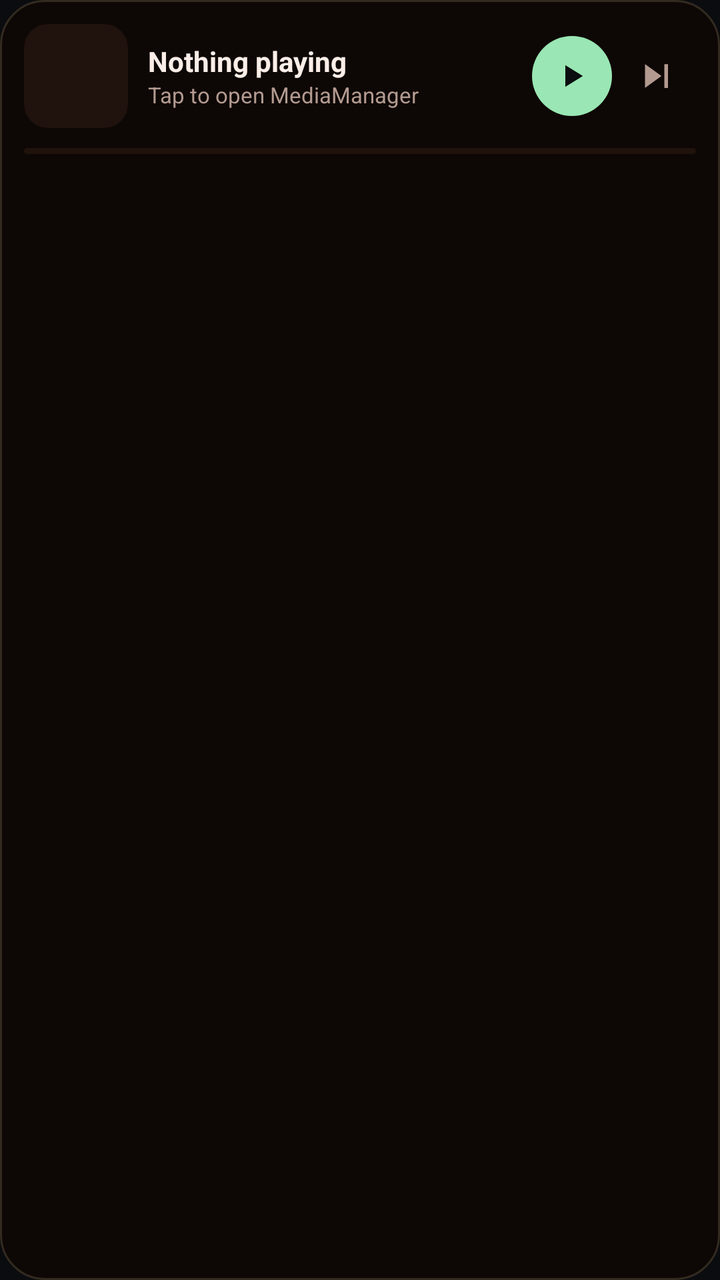
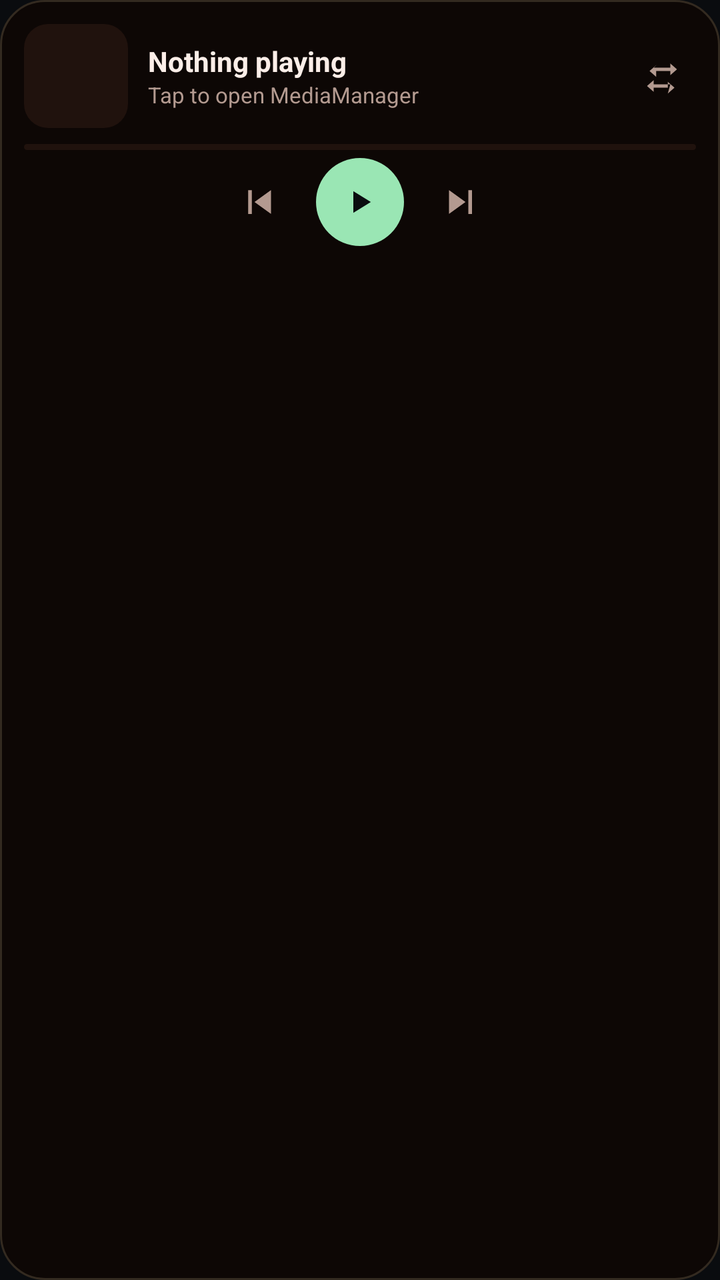

Screens rendered from an Android XML layout before and after an edit, with the pre-edit source and the edit as a unified diff.
<!-- AndroidManifest.xml: application theme Theme.MediaManager -->
<!-- res/layout/widget_now_playing.xml -->
<?xml version="1.0" encoding="utf-8"?>
<LinearLayout xmlns:android="http://schemas.android.com/apk/res/android"
    android:layout_width="match_parent"
    android:layout_height="match_parent"
    android:orientation="vertical"
    android:background="@drawable/widget_bg"
    android:padding="12dp">

    <LinearLayout
        android:layout_width="match_parent"
        android:layout_height="wrap_content"
        android:orientation="horizontal"
        android:gravity="center_vertical">

        <ImageView
            android:id="@+id/widget_cover"
            android:layout_width="52dp"
            android:layout_height="52dp"
            android:scaleType="centerCrop"
            android:background="@drawable/widget_cover_bg"
            android:contentDescription="@string/widget_cover" />

        <LinearLayout
            android:layout_width="0dp"
            android:layout_height="wrap_content"
            android:layout_weight="1"
            android:orientation="vertical"
            android:paddingStart="10dp"
            android:paddingEnd="8dp">

            <TextView
                android:id="@+id/widget_title"
                android:layout_width="match_parent"
                android:layout_height="wrap_content"
                android:maxLines="1"
                android:ellipsize="end"
                android:textColor="#FBEEE8"
                android:textSize="14sp"
                android:textStyle="bold"
                android:text="@string/widget_idle" />

            <TextView
                android:id="@+id/widget_subtitle"
                android:layout_width="match_parent"
                android:layout_height="wrap_content"
                android:maxLines="1"
                android:ellipsize="end"
                android:textColor="#B39A90"
                android:textSize="11sp"
                android:text="@string/widget_idle_hint" />
        </LinearLayout>

        <ImageButton
            android:id="@+id/widget_play"
            android:layout_width="40dp"
            android:layout_height="40dp"
            android:background="@drawable/widget_button_bg"
            android:src="@drawable/ic_widget_play"
            android:contentDescription="@string/widget_play" />

        <ImageButton
            android:id="@+id/widget_next"
            android:layout_width="40dp"
            android:layout_height="40dp"
            android:layout_marginStart="2dp"
            android:background="?android:attr/selectableItemBackgroundBorderless"
            android:src="@drawable/ic_widget_next"
            android:contentDescription="@string/widget_next" />
    </LinearLayout>

    <ProgressBar
        android:id="@+id/widget_progress"
        style="?android:attr/progressBarStyleHorizontal"
        android:layout_width="match_parent"
        android:layout_height="3dp"
        android:layout_marginTop="10dp"
        android:max="1000"
        android:progress="0"
        android:progressDrawable="@drawable/widget_progress" />
</LinearLayout>
<!-- resources referenced by this layout -->
<resources>
  <!-- drawable ic_widget_next (drawable) -->
  <vector xmlns:android="http://schemas.android.com/apk/res/android"
      android:width="22dp" android:height="22dp"
      android:viewportWidth="24" android:viewportHeight="24">
      <path android:fillColor="#B39A90" android:pathData="M6,5.5 L15,12 L6,18.5 Z M16.5,5.5 h2 v13 h-2z" />
  </vector>
  <!-- drawable ic_widget_play (drawable) -->
  <vector xmlns:android="http://schemas.android.com/apk/res/android"
      android:width="20dp" android:height="20dp"
      android:viewportWidth="24" android:viewportHeight="24">
      <path android:fillColor="#0A0C0F" android:pathData="M8,5.5 L18.5,12 L8,18.5 Z" />
  </vector>
  <!-- drawable widget_bg (drawable) -->
  <?xml version="1.0" encoding="utf-8"?>
  <shape xmlns:android="http://schemas.android.com/apk/res/android" android:shape="rectangle">
      <solid android:color="#F20D0705" />
      <corners android:radius="22dp" />
      <stroke android:width="1dp" android:color="#332A20" />
  </shape>
  <!-- drawable widget_button_bg (drawable) -->
  <?xml version="1.0" encoding="utf-8"?>
  <shape xmlns:android="http://schemas.android.com/apk/res/android" android:shape="oval">
      <solid android:color="#9AE6B4" />
  </shape>
  <!-- drawable widget_cover_bg (drawable) -->
  <?xml version="1.0" encoding="utf-8"?>
  <shape xmlns:android="http://schemas.android.com/apk/res/android" android:shape="rectangle">
      <solid android:color="#20120D" />
      <corners android:radius="12dp" />
  </shape>
  <!-- drawable widget_progress (drawable) -->
  <?xml version="1.0" encoding="utf-8"?>
  <layer-list xmlns:android="http://schemas.android.com/apk/res/android">
      <item android:id="@android:id/background">
          <shape android:shape="rectangle">
              <solid android:color="#20120D" />
              <corners android:radius="2dp" />
          </shape>
      </item>
      <item android:id="@android:id/progress">
          <clip>
              <shape android:shape="rectangle">
                  <solid android:color="#9AE6B4" />
                  <corners android:radius="2dp" />
              </shape>
          </clip>
      </item>
  </layer-list>
  <string name="widget_cover">Cover art</string>
  <string name="widget_idle">Nothing playing</string>
  <string name="widget_idle_hint">Tap to open MediaManager</string>
  <string name="widget_next">Next</string>
  <string name="widget_play">Play or pause</string>
  <style name="Theme.MediaManager" parent="android:Theme.Material.NoActionBar">
          <item name="android:statusBarColor">@android:color/transparent</item>
          <item name="android:navigationBarColor">@android:color/transparent</item>
          <item name="android:windowLightStatusBar">false</item>
          
          <item name="android:windowBackground">@color/ic_launcher_bg</item>
      </style>
  <color name="ic_launcher_bg">#0A0C0F</color>
</resources>

<!-- the commit's change to res/layout/widget_now_playing.xml (unified diff, before → after) -->
@@ -26,7 +26,7 @@
             android:layout_weight="1"
             android:orientation="vertical"
             android:paddingStart="10dp"
-            android:paddingEnd="8dp">
+            android:paddingEnd="6dp">
 
             <TextView
                 android:id="@+id/widget_title"
@@ -51,9 +51,45 @@
         </LinearLayout>
 
         <ImageButton
-            android:id="@+id/widget_play"
+            android:id="@+id/widget_repeat"
+            android:layout_width="34dp"
+            android:layout_height="34dp"
+            android:background="?android:attr/selectableItemBackgroundBorderless"
+            android:src="@drawable/ic_widget_repeat"
+            android:contentDescription="@string/widget_repeat" />
+    </LinearLayout>
+
+    <ProgressBar
+        android:id="@+id/widget_progress"
+        style="?android:attr/progressBarStyleHorizontal"
+        android:layout_width="match_parent"
+        android:layout_height="3dp"
+        android:layout_marginTop="8dp"
+        android:max="1000"
+        android:progress="0"
+        android:progressDrawable="@drawable/widget_progress" />
+
+    <LinearLayout
+        android:layout_width="match_parent"
+        android:layout_height="wrap_content"
+        android:layout_marginTop="4dp"
+        android:orientation="horizontal"
+        android:gravity="center_vertical|center_horizontal">
+
+        <ImageButton
+            android:id="@+id/widget_prev"
             android:layout_width="40dp"
             android:layout_height="40dp"
+            android:background="?android:attr/selectableItemBackgroundBorderless"
+            android:src="@drawable/ic_widget_prev"
+            android:contentDescription="@string/widget_prev" />
+
+        <ImageButton
+            android:id="@+id/widget_play"
+            android:layout_width="44dp"
+            android:layout_height="44dp"
+            android:layout_marginStart="8dp"
+            android:layout_marginEnd="8dp"
             android:background="@drawable/widget_button_bg"
             android:src="@drawable/ic_widget_play"
             android:contentDescription="@string/widget_play" />
@@ -62,19 +98,8 @@
             android:id="@+id/widget_next"
             android:layout_width="40dp"
             android:layout_height="40dp"
-            android:layout_marginStart="2dp"
             android:background="?android:attr/selectableItemBackgroundBorderless"
             android:src="@drawable/ic_widget_next"
             android:contentDescription="@string/widget_next" />
     </LinearLayout>
-
-    <ProgressBar
-        android:id="@+id/widget_progress"
-        style="?android:attr/progressBarStyleHorizontal"
-        android:layout_width="match_parent"
-        android:layout_height="3dp"
-        android:layout_marginTop="10dp"
-        android:max="1000"
-        android:progress="0"
-        android:progressDrawable="@drawable/widget_progress" />
 </LinearLayout>
<!-- resource entries referenced after the edit -->
@@ -11,6 +11,18 @@
       android:width="20dp" android:height="20dp"
       android:viewportWidth="24" android:viewportHeight="24">
       <path android:fillColor="#0A0C0F" android:pathData="M8,5.5 L18.5,12 L8,18.5 Z" />
+  </vector>
+  <!-- drawable ic_widget_prev (drawable) -->
+  <vector xmlns:android="http://schemas.android.com/apk/res/android"
+      android:width="22dp" android:height="22dp"
+      android:viewportWidth="24" android:viewportHeight="24">
+      <path android:fillColor="#B39A90" android:pathData="M18,5.5 L9,12 L18,18.5 Z M5.5,5.5 h2 v13 h-2z" />
+  </vector>
+  <!-- drawable ic_widget_repeat (drawable) -->
+  <vector xmlns:android="http://schemas.android.com/apk/res/android"
+      android:width="20dp" android:height="20dp"
+      android:viewportWidth="24" android:viewportHeight="24">
+      <path android:fillColor="#B39A90" android:pathData="M7,7h10V4.5L21,8l-4,3.5V9H8.5v3.5L4.5,9 8.5,5.5z M17,17H7v-2.5L3,18l4,3.5V19h8.5v-3.5l4,3.5-4,3.5z" />
   </vector>
   <!-- drawable widget_bg (drawable) -->
   <?xml version="1.0" encoding="utf-8"?>
@@ -53,6 +65,8 @@
   <string name="widget_idle_hint">Tap to open MediaManager</string>
   <string name="widget_next">Next</string>
   <string name="widget_play">Play or pause</string>
+  <string name="widget_prev">Previous</string>
+  <string name="widget_repeat">Repeat</string>
   <style name="Theme.MediaManager" parent="android:Theme.Material.NoActionBar">
           <item name="android:statusBarColor">@android:color/transparent</item>
           <item name="android:navigationBarColor">@android:color/transparent</item>
